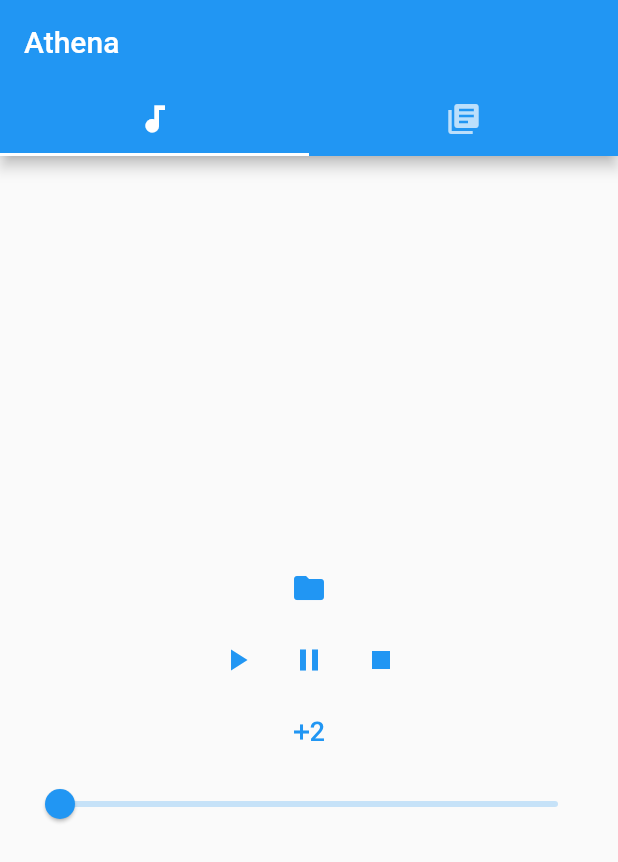
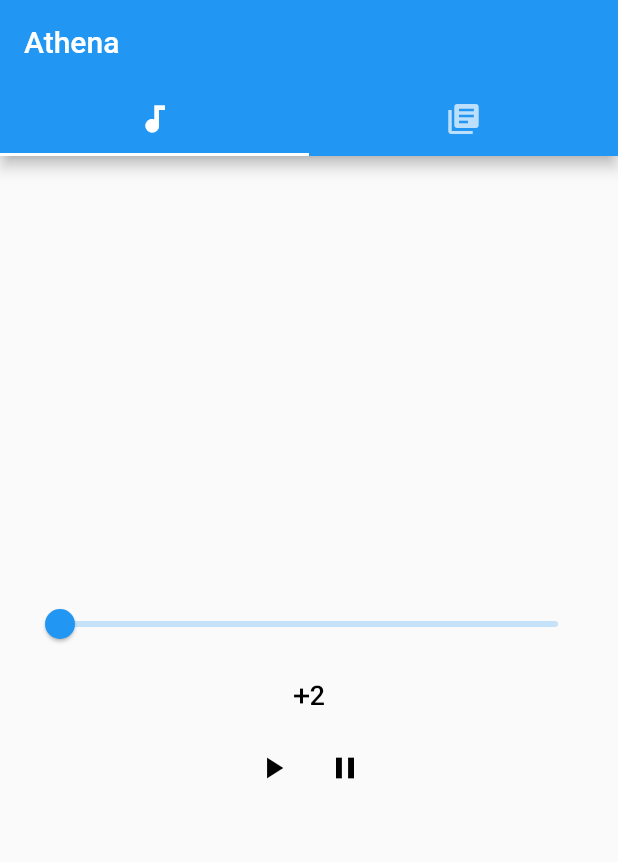
Before and after one commit to Potolski/Athena, a Flutter app: the screen it shows after launch, on a phone screen of 412 x 824 dp. Shown: the top 862 px of the screen. Run offline on Flutter 3.47's test engine with Material 2 defaults, Android fonts, the phone set to English and light mode, and no system bars; our stand-ins replace audioplayers, permission_handler; missing offline and left inert: folder_picker.

Commit message:
Move file search to another tab (#24)

```diff
--- a/lib/components/audioBtn.dart
+++ b/lib/components/audioBtn.dart
@@ -12,7 +12,7 @@ class AudioBtn extends StatelessWidget {
         minWidth: 60.0,
         child: IconButton(
           icon: Icon(iconData),
-          color: Colors.blue,
+          color: Colors.black,
           onPressed: () {
             onPressed();
           },
--- a/lib/tabsContent/audioTab.dart
+++ b/lib/tabsContent/audioTab.dart
@@ -46,9 +46,15 @@ class _AudioTab extends State<AudioTab> {
                 mainAxisSize: MainAxisSize.max,
                 mainAxisAlignment: MainAxisAlignment.center,
                 children: [
-                  AudioBtn(
-                      onPressed: () => Library().addFolders(ctx),
-                      iconData: Icons.folder),
+                  slider(),
+                   Row(
+                      mainAxisSize: MainAxisSize.max,
+                      mainAxisAlignment: MainAxisAlignment.center,
+                      children: [
+                          AudioBtn(
+                          onPressed: () =>  advancedPlayer.setPlaybackRate(playbackRate: 2.0),
+                          iconData: Icons.exposure_plus_2)
+                   ]),
                   Row(
                       mainAxisSize: MainAxisSize.max,
                       mainAxisAlignment: MainAxisAlignment.center,
@@ -58,20 +64,8 @@ class _AudioTab extends State<AudioTab> {
                             iconData: Icons.play_arrow),
                         AudioBtn(
                             onPressed: () => advancedPlayer.pause(),
-                            iconData: Icons.pause),
-                        AudioBtn(
-                            onPressed: () => advancedPlayer.stop(),
-                            iconData: Icons.stop)
-                      ]),
-                      Row(
-                      mainAxisSize: MainAxisSize.max,
-                      mainAxisAlignment: MainAxisAlignment.center,
-                      children: [
-                          AudioBtn(
-                          onPressed: () =>  advancedPlayer.setPlaybackRate(playbackRate: 2.0),
-                          iconData: Icons.exposure_plus_2)
-                    ]),
-                  slider()
+                            iconData: Icons.pause)
+                      ])
                 ])));
   }
 
--- a/lib/views/homePage.dart
+++ b/lib/views/homePage.dart
@@ -2,6 +2,7 @@ import 'package:audioplayers/audio_cache.dart';
 import 'package:audioplayers/audioplayers.dart';
 import 'package:flutter/material.dart';
 import 'package:athena/tabsContent/audioTab.dart';
+import 'package:athena/tabsContent/fileTab.dart';
 
 class HomePage extends StatelessWidget {
   @override
@@ -21,7 +22,7 @@ class HomePage extends StatelessWidget {
         body: TabBarView(
           children: [
             AudioTab(),
-            Icon(Icons.library_books),
+            FileTab(),
           ],
         ),
       ),
```
Also changed, not shown: lib/tabsContent/fileTab.dart (added, +31 -0 lines).
